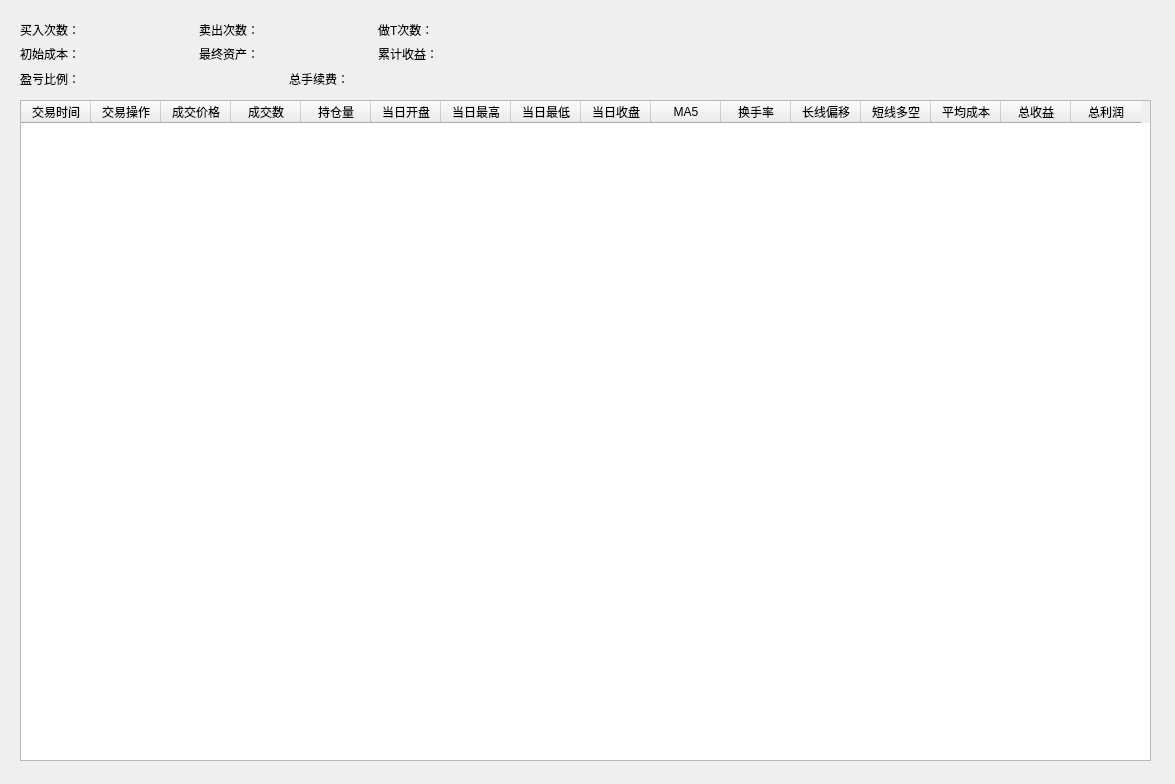
Before: the Qt Designer form QtDesign/TradeSimulator.ui in victor647/QuantumStockTrade, drawn with Qt 5.
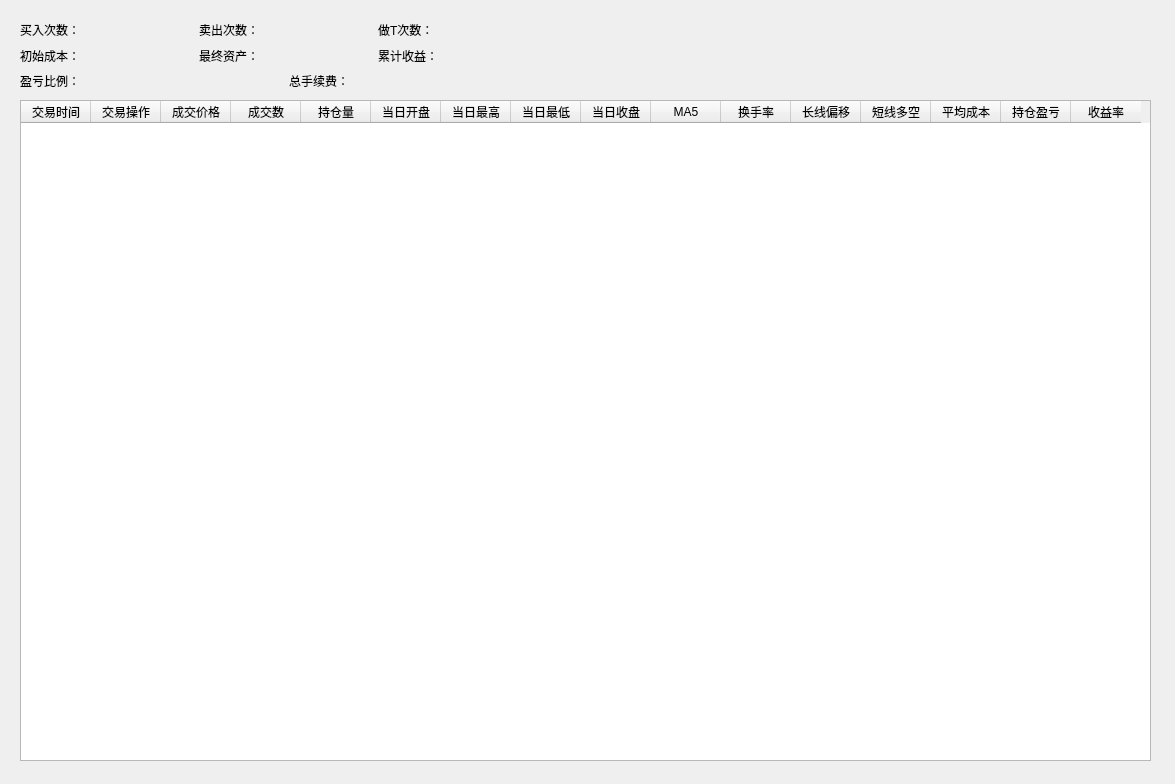
After: the same form once the commit is applied.

```diff
--- a/QtDesign/TradeSimulator.ui
+++ b/QtDesign/TradeSimulator.ui
@@ -37,6 +37,9 @@
    <attribute name="horizontalHeaderDefaultSectionSize">
     <number>70</number>
    </attribute>
+   <attribute name="verticalHeaderDefaultSectionSize">
+    <number>25</number>
+   </attribute>
    <column>
     <property name="text">
      <string>交易时间</string>
@@ -109,12 +112,12 @@
    </column>
    <column>
     <property name="text">
-     <string>总收益</string>
+     <string>持仓盈亏</string>
     </property>
    </column>
    <column>
     <property name="text">
-     <string>总利润</string>
+     <string>收益率</string>
     </property>
    </column>
   </widget>
@@ -124,7 +127,7 @@
      <x>20</x>
      <y>20</y>
      <width>531</width>
-     <height>68</height>
+     <height>71</height>
     </rect>
    </property>
    <property name="font">
```
